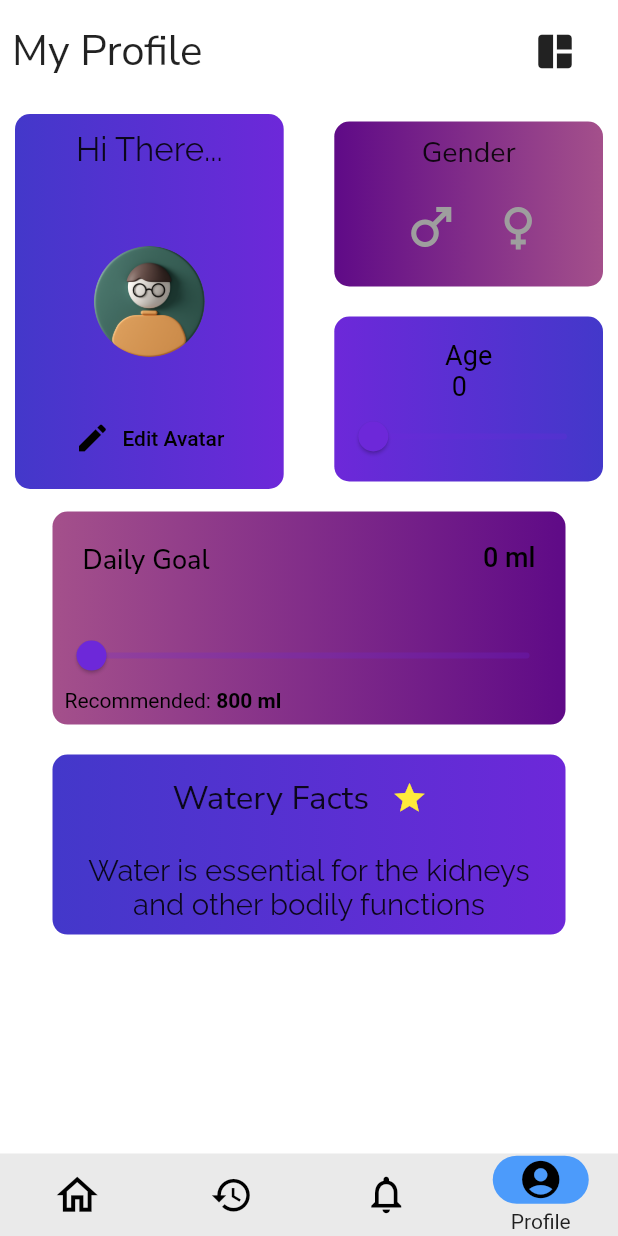
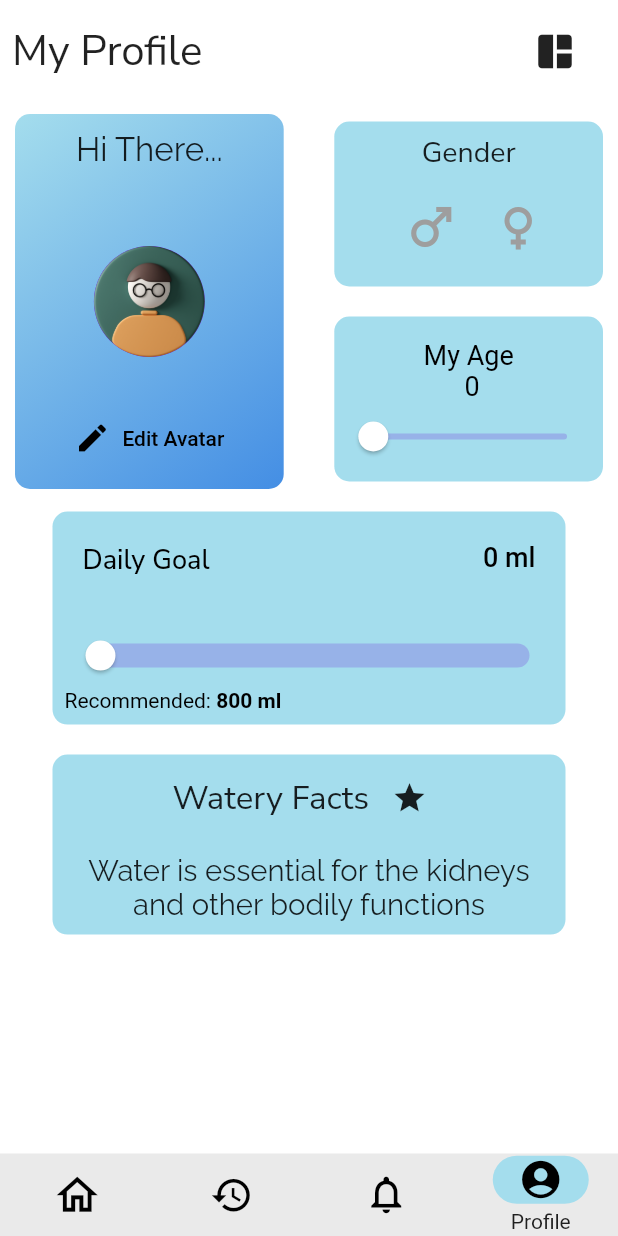
Before and after one commit to Anslem27/Drink-Up, a Flutter app: the screen it shows after launch, item 4 of the bottom bar chosen, on a phone screen of 412 x 824 dp. Run offline on Flutter 3.47's test engine with Material 2 defaults, Android fonts, the light colour scheme and no system bars; our stand-ins replace flutter_local_notifications, flutter_redux, get, get_storage, google_fonts, redux and 3 more; accounts and stored records are empty.

Commit message:
Code cleanUP and Addons

```diff
--- a/lib/Models/water/Drink.dart
+++ b/lib/Models/water/Drink.dart
@@ -1,3 +1,5 @@
+// ignore_for_file: file_names
+
 abstract class Drink {
   final String name;
   final int amount;
--- a/lib/Settings/app_settings.dart
+++ b/lib/Settings/app_settings.dart
@@ -1,4 +1,4 @@
-import 'package:drink_up/Settings/reusable_widgets.dart';
+import 'package:drink_up/Settings/Widgets/reusable_widgets.dart';
 import 'package:flutter/material.dart';
 import 'package:get/get.dart';
 import 'package:google_fonts/google_fonts.dart';
--- a/lib/main.dart
+++ b/lib/main.dart
@@ -1,3 +1,4 @@
+import 'package:drink_up/screens/settings/profile_page.dart';
 import 'package:flutter/material.dart';
 import 'package:flutter/services.dart';
 import 'package:flutter_redux/flutter_redux.dart';
@@ -10,6 +11,8 @@ import 'actions/settings_actions.dart';
 import 'middleware/middleware.dart';
 import 'reducers/app_state_reducer.dart';
 import 'navigation.dart';
+import 'screens/history/history_page.dart';
+import 'screens/today/today_page.dart';
 import 'styles/app_theme.dart';
 
 // APP NAME: Drink Up
@@ -28,6 +31,13 @@ class MyApp extends StatelessWidget {
   Widget build(BuildContext context) {
     SystemChrome.setSystemUIOverlayStyle(SystemUiOverlayStyle.light);
     return GetMaterialApp(
+      //named routes.
+      routes: <String, WidgetBuilder>{
+        "/homepage": (_) => const TodayPage(),
+        "/profilepage": (_) => const ProfilePage(),
+        "/historypage": (_) => const HistoryPage(),
+        "/settingspage": (_) => const AppSettings(),
+      },
       debugShowCheckedModeBanner: false,
       //!Theme Changing variable.
       themeMode: thememode,
--- a/lib/managers/notifications/app_notifications.dart
+++ b/lib/managers/notifications/app_notifications.dart
@@ -94,6 +94,7 @@ class NotificationsManager {
     var platformChannelSpecifics = NotificationDetails(
         android: androidPlatformChannelSpecifics,
         iOS: iOSPlatformChannelSpecifics);
+    // ignore: deprecated_member_use
     await plugin.showDailyAtTime(id, 'Drink Water!',
         facts[Random().nextInt(facts.length)], time, platformChannelSpecifics);
   }
--- a/lib/navigation.dart
+++ b/lib/navigation.dart
@@ -63,7 +63,7 @@ class _HomePageState extends State<HomePage> with WidgetsBindingObserver {
   navigationDestinations(BuildContext context, Color iconThemeColor) {
     return NavigationBarTheme(
       data: NavigationBarThemeData(
-        indicatorColor: Theme.of(context).primaryColor,
+        indicatorColor: Theme.of(context).highlightColor,
         labelTextStyle: MaterialStateProperty.all(
           const TextStyle(
             fontSize: 14,
--- a/lib/screens/settings/profile_page.dart
+++ b/lib/screens/settings/profile_page.dart
@@ -75,13 +75,7 @@ class _ProfilePageState extends State<ProfilePage> {
             width: MediaQuery.of(context).size.width,
             margin: const EdgeInsets.only(left: 30, right: 30),
             decoration: BoxDecoration(
-              color: Colors.blue[200],
-              gradient: const LinearGradient(
-                colors: [
-                  Color(0xff4338CA),
-                  Color(0xff6D28D9),
-                ],
-              ),
+              color: Theme.of(context).highlightColor,
               borderRadius: BorderRadius.circular(10),
             ),
             child: Column(
@@ -105,7 +99,7 @@ class _ProfilePageState extends State<ProfilePage> {
                         onPressed: () {},
                         icon: const Icon(
                           Icons.star,
-                          color: Colors.yellow,
+                          //color: Colors.yellow,
                         ),
                       ),
                     ],
@@ -208,11 +202,13 @@ class _ProfilePageState extends State<ProfilePage> {
                   decoration: BoxDecoration(
                     borderRadius: BorderRadius.circular(10),
                     //color: Colors.red[100],
-                    gradient: const LinearGradient(
+                    gradient: LinearGradient(
+                      begin: Alignment.topLeft,
+                      end: Alignment.bottomRight,
                       colors: [
                         //TODO: Add different better gradients
-                        Color(0xff4338CA),
-                        Color(0xff6D28D9),
+                        Theme.of(context).highlightColor,
+                        const Color(0xff448ee4)
                       ],
                     ),
                   ),
--- a/lib/screens/settings/widgets/age_card.dart
+++ b/lib/screens/settings/widgets/age_card.dart
@@ -33,13 +33,7 @@ class _AgeSelectorCardState extends State<AgeSelectorCard> {
               width: MediaQuery.of(context).size.width / 2.3,
               decoration: BoxDecoration(
                 borderRadius: BorderRadius.circular(10),
-                color: Colors.orange[100],
-                gradient: const LinearGradient(
-                  colors: [
-                    Color(0xff6D28D9),
-                    Color(0xff4338CA),
-                  ],
-                ),
+                color: Theme.of(context).highlightColor,
               ),
               child: Stack(
                 children: [
@@ -48,7 +42,8 @@ class _AgeSelectorCardState extends State<AgeSelectorCard> {
                     child: Align(
                       alignment: Alignment.topCenter,
                       child: Text(
-                        "Age\n $_value",
+                        "My Age\n $_value",
+                        textAlign: TextAlign.center,
                         style: TextStyle(
                           fontSize: 18,
                           color: Theme.of(context).focusColor,
@@ -60,6 +55,10 @@ class _AgeSelectorCardState extends State<AgeSelectorCard> {
                     alignment: Alignment.bottomCenter,
                     child: Padding(
                       padding: const EdgeInsets.only(top: 50.0),
+                      child: SliderTheme(
+                        data: SliderThemeData(
+                          thumbColor: Theme.of(context).disabledColor,
+                        ),
                         child: Slider(
                           onChanged: (double value) {
                             setState(() {
@@ -73,6 +72,7 @@ class _AgeSelectorCardState extends State<AgeSelectorCard> {
                           onChangeEnd: (double value) {
                             widget.changed(value.round());
                           },
+                        ),
                       ),
                     ),
                   ),
--- a/lib/screens/settings/widgets/daily_goal_card.dart
+++ b/lib/screens/settings/widgets/daily_goal_card.dart
@@ -86,14 +86,8 @@ class _DailyGoalCardState extends State<DailyGoalCard> {
           width: MediaQuery.of(context).size.width,
           margin: const EdgeInsets.only(left: 30, right: 30),
           decoration: BoxDecoration(
-            //color: Colors.red[100],
+            color: Theme.of(context).highlightColor,
             borderRadius: BorderRadius.circular(10),
-            gradient: const LinearGradient(
-              colors: [
-                Color(0xffa4508b),
-                Color(0xff5f0a87),
-              ],
-            ),
           ),
           child: Stack(
             children: [
@@ -129,6 +123,15 @@ class _DailyGoalCardState extends State<DailyGoalCard> {
                 alignment: Alignment.bottomCenter,
                 child: Padding(
                   padding: const EdgeInsets.only(top: 50.0),
+                  child: SizedBox(
+                    child: SliderTheme(
+                      data: SliderThemeData(
+                        trackHeight: 16,
+                        thumbColor: Theme.of(context).disabledColor,
+                        /* thumbShape:
+                            RoundRangeSliderThumbShape(enabledThumbRadius: 20), */
+                        //overlayColor:
+                      ),
                       child: Slider(
                         //activeColor: ,
                         onChanged: (double value) {
@@ -143,6 +146,8 @@ class _DailyGoalCardState extends State<DailyGoalCard> {
                         onChangeEnd: (double value) {
                           widget.changed(value.toInt());
                         },
+                      ),
+                    ),
                   ),
                 ),
               ),
--- a/lib/screens/settings/widgets/gender_card.dart
+++ b/lib/screens/settings/widgets/gender_card.dart
@@ -43,15 +43,7 @@ class _GenderSelectorCardState extends State<GenderSelectorCard> {
             width: MediaQuery.of(context).size.width / 2.3,
             decoration: BoxDecoration(
               borderRadius: BorderRadius.circular(10),
-              //color: Colors.blue[100],
-              gradient: const LinearGradient(
-                colors: [
-                  /* Color(0xff4338CA),
-                  Color(0xff6D28D9), */
-                  Color(0xff5f0a87),
-                  Color(0xffa4508b),
-                ],
-              ),
+              color: Theme.of(context).highlightColor,
             ),
             child: Stack(
               children: [
@@ -93,7 +85,7 @@ class _GenderSelectorCardState extends State<GenderSelectorCard> {
                           icon: Icon(
                             Icons.female,
                             color: _selectedGender == Gender.female
-                                ? const Color(0xFFf5bad3)
+                                ?  Colors.pink
                                 : Colors.grey,
                             size: 40,
                           ),
--- a/lib/styles/app_theme.dart
+++ b/lib/styles/app_theme.dart
@@ -13,16 +13,20 @@ class AppTheme {
     scaffoldBackgroundColor: Colors.white,
     primarySwatch: primaryColor,
     hintColor: const Color(0xff0F2576),
+    //* Card theme color
+    highlightColor: const Color(0xffa4dded),
     primaryColor: const Color(0xFF4C9BFB),
   );
 
   static final ThemeData darkTheme = ThemeData(
     iconTheme: const IconThemeData(color: Colors.white),
     focusColor: Colors.white,
+    shadowColor: Colors.grey.shade800,
     disabledColor: const Color(0xFF0096FF),
     hoverColor: const Color(0xFF0096FF),
     appBarTheme: AppBarTheme(color: Colors.grey.shade900),
-    cardColor: Colors.grey.shade900,
+    cardColor: Colors.grey.shade800,
+    highlightColor: Colors.grey.shade800,
     scaffoldBackgroundColor: darkThemeColor,
     primarySwatch: darkThemeColor,
     primaryColor: Colors.grey.shade800,
```
Also changed, not shown: lib/Settings/Widgets/reusable_widgets.dart (renamed from lib/Settings/reusable_widgets.dart, +5 -9 lines), lib/screens/history/history_page.dart (+30 -27 lines), lib/screens/history/widgets/history_widgets.dart (+7 -5 lines), lib/screens/home/widgets/drink_bottomsheet.dart (+15 -12 lines), lib/screens/home/widgets/water_progress.dart (+17 -7 lines). Lines whose indentation alone changed are shown as unchanged.
